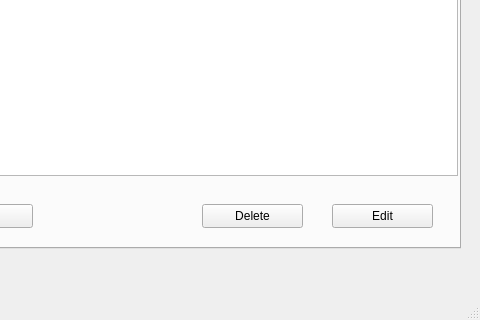
Old version of the form verklegt_vika_3/verklegt_GUI/UI/mainwindow.ui in the repository vilhjalmur12/verklegt_1; both pictures show x 320 to 800 and y 242 to 562 of the 800 by 562 pixel window.
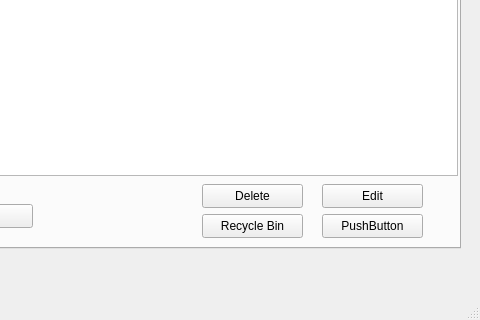
New version of the form.

Diff of the .ui file:
```diff
--- a/verklegt_vika_3/verklegt_GUI/UI/mainwindow.ui
+++ b/verklegt_vika_3/verklegt_GUI/UI/mainwindow.ui
@@ -124,7 +124,7 @@
       <property name="geometry">
        <rect>
         <x>510</x>
-        <y>400</y>
+        <y>380</y>
         <width>101</width>
         <height>24</height>
        </rect>
@@ -136,8 +136,8 @@
      <widget class="QPushButton" name="pushButton_editComputer">
       <property name="geometry">
        <rect>
-        <x>640</x>
-        <y>400</y>
+        <x>630</x>
+        <y>380</y>
         <width>101</width>
         <height>24</height>
        </rect>
@@ -159,6 +159,32 @@
        <string>Search</string>
       </property>
      </widget>
+     <widget class="QPushButton" name="pushButton_recycleBin">
+      <property name="geometry">
+       <rect>
+        <x>510</x>
+        <y>410</y>
+        <width>101</width>
+        <height>24</height>
+       </rect>
+      </property>
+      <property name="text">
+       <string>Recycle Bin</string>
+      </property>
+     </widget>
+     <widget class="QPushButton" name="pushButton_2">
+      <property name="geometry">
+       <rect>
+        <x>630</x>
+        <y>410</y>
+        <width>101</width>
+        <height>24</height>
+       </rect>
+      </property>
+      <property name="text">
+       <string>PushButton</string>
+      </property>
+     </widget>
      <zorder>tableView_computers</zorder>
      <zorder>pushButton_loadComputer</zorder>
      <zorder>pushButton_deleteComputer</zorder>
```
Left out of the diff: 4 changed lines with no effect on the pictures.
